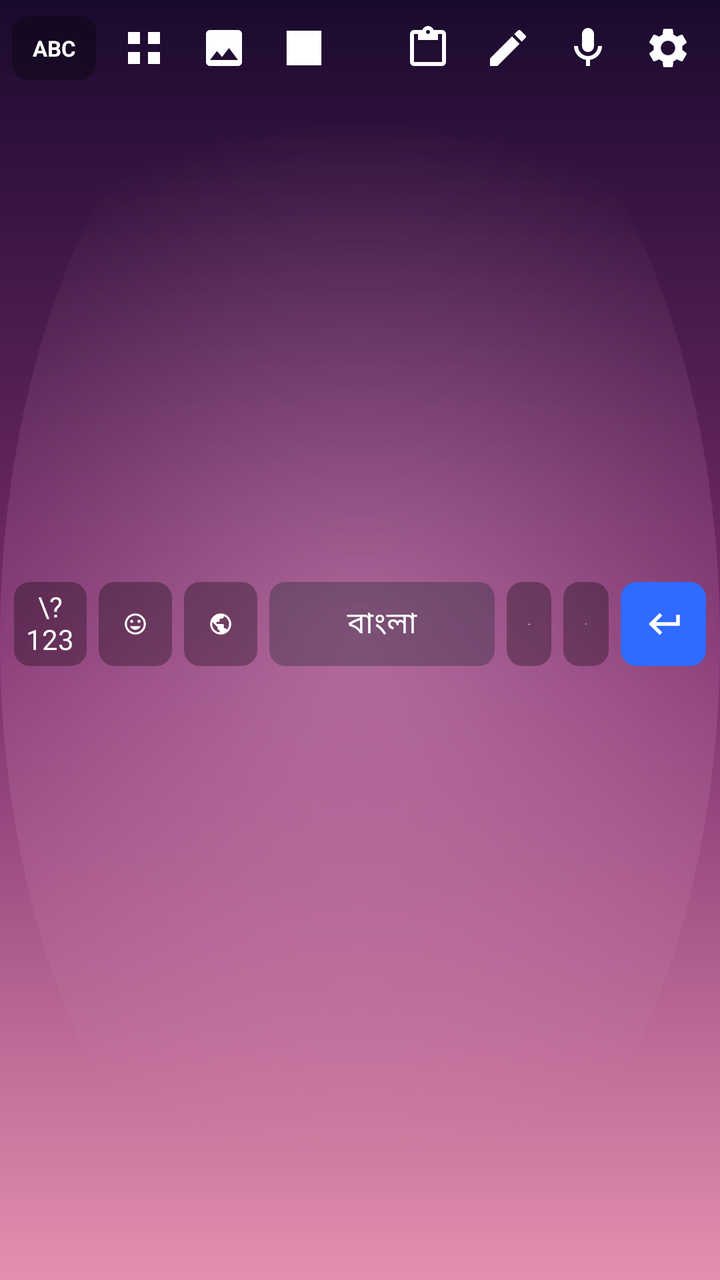
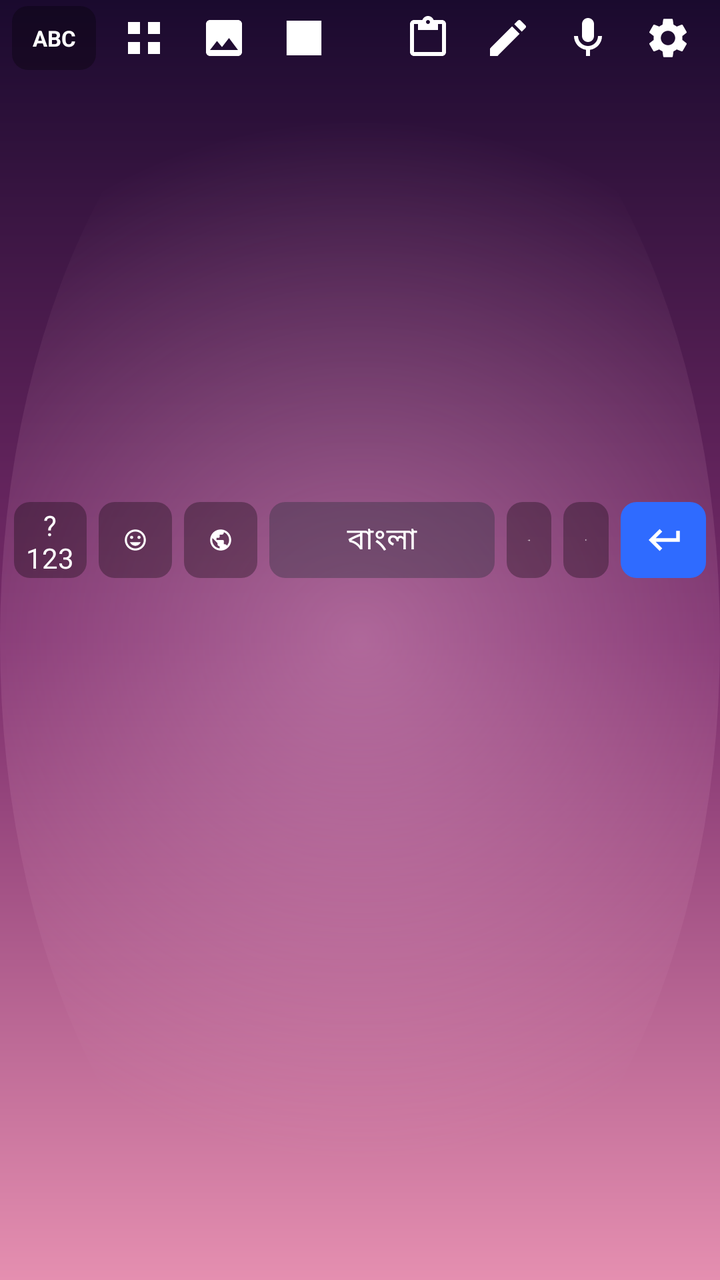

The first picture is an Android layout as it rendered before a commit; the second is the same layout after the commit. The layout source and the unified diff follow.
<!-- AndroidManifest.xml: application theme Theme.BanglaKeyboard -->
<!-- res/layout/keyboard_view.xml -->
<?xml version="1.0" encoding="utf-8"?>
<LinearLayout xmlns:android="http://schemas.android.com/apk/res/android"
    android:id="@+id/keyboardRoot"
    android:layout_width="match_parent"
    android:layout_height="wrap_content"
    android:orientation="vertical"
    android:background="@drawable/keyboard_background"
    android:paddingBottom="6dp">

    
    <LinearLayout
        android:layout_width="match_parent"
        android:layout_height="48dp"
        android:orientation="horizontal"
        android:paddingHorizontal="6dp"
        android:paddingVertical="4dp"
        android:gravity="center_vertical">

        
        <TextView
            android:id="@+id/btnBanglaAbc"
            android:layout_width="42dp"
            android:layout_height="32dp"
            android:layout_marginEnd="4dp"
            android:background="@drawable/key_background_special"
            android:gravity="center"
            android:text="ABC"
            android:textColor="@color/white"
            android:textSize="11sp"
            android:textStyle="bold"
            android:contentDescription="Bangla ABC toggle" />

        <ImageView
            android:id="@+id/btnGrid"
            style="@style/TopBarIcon"
            android:src="@drawable/ic_grid"
            android:contentDescription="Grid" />

        <ImageView
            android:id="@+id/btnImage"
            style="@style/TopBarIcon"
            android:src="@drawable/ic_image"
            android:contentDescription="Image" />

        <ImageView
            android:id="@+id/btnGif"
            style="@style/TopBarIcon"
            android:src="@drawable/ic_gif"
            android:contentDescription="Gif" />

        <View
            android:layout_width="0dp"
            android:layout_height="1dp"
            android:layout_weight="1" />

        <ImageView
            android:id="@+id/btnClipboard"
            style="@style/TopBarIcon"
            android:src="@drawable/ic_clipboard"
            android:contentDescription="Clipboard" />

        <ImageView
            android:id="@+id/btnHandwriting"
            style="@style/TopBarIcon"
            android:src="@drawable/ic_handwriting"
            android:contentDescription="Handwriting" />

        <ImageView
            android:id="@+id/btnMic"
            style="@style/TopBarIcon"
            android:src="@drawable/ic_mic"
            android:contentDescription="Mic" />

        <ImageView
            android:id="@+id/btnSettings"
            style="@style/TopBarIcon"
            android:src="@drawable/ic_settings"
            android:contentDescription="Settings" />

    </LinearLayout>

    
    <LinearLayout
        android:id="@+id/row1"
        android:layout_width="match_parent"
        android:layout_height="48dp"
        android:orientation="horizontal"
        android:paddingHorizontal="4dp" />

    <LinearLayout
        android:id="@+id/row2"
        android:layout_width="match_parent"
        android:layout_height="48dp"
        android:orientation="horizontal"
        android:paddingHorizontal="4dp" />

    <LinearLayout
        android:id="@+id/row3"
        android:layout_width="match_parent"
        android:layout_height="48dp"
        android:orientation="horizontal"
        android:paddingHorizontal="4dp" />

    <LinearLayout
        android:id="@+id/row4"
        android:layout_width="match_parent"
        android:layout_height="48dp"
        android:orientation="horizontal"
        android:paddingHorizontal="4dp" />

    <LinearLayout
        android:id="@+id/row5"
        android:layout_width="match_parent"
        android:layout_height="48dp"
        android:orientation="horizontal"
        android:paddingHorizontal="4dp" />

    
    <LinearLayout
        android:id="@+id/rowBottom"
        android:layout_width="match_parent"
        android:layout_height="48dp"
        android:orientation="horizontal"
        android:paddingHorizontal="4dp">

        <TextView
            android:id="@+id/btn123"
            style="@style/KeyboardFunctionKey"
            android:text="\?123" />

        <ImageView
            android:id="@+id/btnEmoji"
            style="@style/KeyboardFunctionKey"
            android:src="@drawable/ic_emoji"
            android:scaleType="centerInside"
            android:padding="12dp" />

        <ImageView
            android:id="@+id/btnGlobe"
            style="@style/KeyboardFunctionKey"
            android:src="@drawable/ic_globe"
            android:scaleType="centerInside"
            android:padding="12dp" />

        <TextView
            android:id="@+id/btnSpace"
            android:layout_width="0dp"
            android:layout_height="match_parent"
            android:layout_weight="4"
            android:layout_margin="3dp"
            android:background="@drawable/key_background"
            android:text="@string/space_key"
            android:textColor="@color/key_text"
            android:textSize="15sp"
            android:gravity="center" />

        <ImageView
            android:id="@+id/btnArrowLeft"
            style="@style/KeyboardFunctionKey"
            android:layout_weight="0.8"
            android:src="@drawable/ic_arrow_left"
            android:scaleType="centerInside"
            android:padding="12dp" />

        <ImageView
            android:id="@+id/btnArrowRight"
            style="@style/KeyboardFunctionKey"
            android:layout_weight="0.8"
            android:src="@drawable/ic_arrow_right"
            android:scaleType="centerInside"
            android:padding="12dp" />

        <FrameLayout
            android:id="@+id/btnEnter"
            android:layout_width="0dp"
            android:layout_height="match_parent"
            android:layout_weight="1.5"
            android:layout_margin="3dp"
            android:background="@drawable/enter_key_background">

            <ImageView
                android:layout_width="22dp"
                android:layout_height="22dp"
                android:layout_gravity="center"
                android:src="@drawable/ic_enter" />
        </FrameLayout>

    </LinearLayout>

</LinearLayout>
<!-- resources referenced by this layout -->
<resources>
  <color name="key_text">#FFFFFFFF</color>
  <color name="white">#FFFFFFFF</color>
  <!-- drawable ic_arrow_left (drawable) -->
  <vector xmlns:android="http://schemas.android.com/apk/res/android"
      android:width="24dp" android:height="24dp" android:viewportWidth="24" android:viewportHeight="24">
      <path android:fillColor="#FFFFFFFF" android:pathData="M20,11H7.83l5.59,-5.59L12,4l-8,8l8,8l1.41,-1.41L7.83,13H20V11z"/>
  </vector>
  <!-- drawable ic_arrow_right (drawable) -->
  <vector xmlns:android="http://schemas.android.com/apk/res/android"
      android:width="24dp" android:height="24dp" android:viewportWidth="24" android:viewportHeight="24">
      <path android:fillColor="#FFFFFFFF" android:pathData="M4,11h12.17l-5.59,-5.59L12,4l8,8l-8,8l-1.41,-1.41L16.17,13H4V11z"/>
  </vector>
  <!-- drawable ic_enter (drawable) -->
  <vector xmlns:android="http://schemas.android.com/apk/res/android"
      android:width="24dp" android:height="24dp" android:viewportWidth="24" android:viewportHeight="24">
      <path android:fillColor="#FFFFFFFF" android:pathData="M19,7v4H7.83l3.58,-3.59L10,6l-6,6l6,6l1.41,-1.41L7.83,13H21V7z"/>
  </vector>
  <!-- drawable ic_grid (drawable) -->
  <vector xmlns:android="http://schemas.android.com/apk/res/android"
      android:width="24dp" android:height="24dp" android:viewportWidth="24" android:viewportHeight="24">
      <path android:fillColor="#FFFFFFFF" android:pathData="M4,4h6v6H4V4zM14,4h6v6h-6V4zM4,14h6v6H4v-6zM14,14h6v6h-6v-6z"/>
  </vector>
  <string name="space_key">বাংলা</string>
  <style name="Theme.BanglaKeyboard" parent="Theme.MaterialComponents.DayNight.NoActionBar">
          <item name="colorPrimary">@color/enter_blue</item>
          <item name="colorPrimaryDark">@color/nebula_top</item>
          <item name="android:windowBackground">@color/nebula_top</item>
      </style>
  <!-- drawable enter_key_shape_pressed (drawable) -->
  <?xml version="1.0" encoding="utf-8"?>
  <shape xmlns:android="http://schemas.android.com/apk/res/android" android:shape="rectangle">
      <solid android:color="@color/enter_blue_pressed" />
      <corners android:radius="8dp" />
  </shape>
  <!-- drawable enter_key_shape (drawable) -->
  <?xml version="1.0" encoding="utf-8"?>
  <shape xmlns:android="http://schemas.android.com/apk/res/android" android:shape="rectangle">
      <solid android:color="@color/enter_blue" />
      <corners android:radius="8dp" />
  </shape>
  <color name="key_bg_pressed">#99555560</color>
  <!-- drawable key_background_shape_pressed (drawable) -->
  <?xml version="1.0" encoding="utf-8"?>
  <shape xmlns:android="http://schemas.android.com/apk/res/android" android:shape="rectangle">
      <solid android:color="@color/key_bg_pressed" />
      <corners android:radius="8dp" />
  </shape>
  <!-- drawable key_background_shape (drawable) -->
  <?xml version="1.0" encoding="utf-8"?>
  <shape xmlns:android="http://schemas.android.com/apk/res/android" android:shape="rectangle">
      <solid android:color="@color/key_bg" />
      <corners android:radius="8dp" />
  </shape>
  <!-- drawable key_special_shape (drawable) -->
  <?xml version="1.0" encoding="utf-8"?>
  <shape xmlns:android="http://schemas.android.com/apk/res/android" android:shape="rectangle">
      <solid android:color="@color/key_special_bg" />
      <corners android:radius="8dp" />
  </shape>
  <!-- drawable top_bar_icon_background (drawable) -->
  <?xml version="1.0" encoding="utf-8"?>
  <ripple xmlns:android="http://schemas.android.com/apk/res/android"
      android:color="@color/key_bg_pressed">
      <item android:id="@android:id/mask">
          <shape android:shape="oval">
              <solid android:color="@color/white" />
          </shape>
      </item>
  </ripple>
  <color name="top_bar_icon">#FFFFFFFF</color>
  <color name="enter_blue">#2F6BFF</color>
  <color name="nebula_top">#2B0B3A</color>
  <color name="enter_blue_pressed">#4C82FF</color>
  <color name="key_bg">#66303040</color>
  <color name="key_special_bg">#4D000000</color>
</resources>

<!-- the commit's change to res/layout/keyboard_view.xml (unified diff, before → after) -->
@@ -10,10 +10,10 @@
     
     <LinearLayout
         android:layout_width="match_parent"
-        android:layout_height="48dp"
+        android:layout_height="38dp"
         android:orientation="horizontal"
         android:paddingHorizontal="6dp"
-        android:paddingVertical="4dp"
+        android:paddingVertical="2dp"
         android:gravity="center_vertical">
 
         
@@ -83,35 +83,35 @@
     <LinearLayout
         android:id="@+id/row1"
         android:layout_width="match_parent"
-        android:layout_height="48dp"
+        android:layout_height="42dp"
         android:orientation="horizontal"
         android:paddingHorizontal="4dp" />
 
     <LinearLayout
         android:id="@+id/row2"
         android:layout_width="match_parent"
-        android:layout_height="48dp"
+        android:layout_height="42dp"
         android:orientation="horizontal"
         android:paddingHorizontal="4dp" />
 
     <LinearLayout
         android:id="@+id/row3"
         android:layout_width="match_parent"
-        android:layout_height="48dp"
+        android:layout_height="42dp"
         android:orientation="horizontal"
         android:paddingHorizontal="4dp" />
 
     <LinearLayout
         android:id="@+id/row4"
         android:layout_width="match_parent"
-        android:layout_height="48dp"
+        android:layout_height="42dp"
         android:orientation="horizontal"
         android:paddingHorizontal="4dp" />
 
     <LinearLayout
         android:id="@+id/row5"
         android:layout_width="match_parent"
-        android:layout_height="48dp"
+        android:layout_height="42dp"
         android:orientation="horizontal"
         android:paddingHorizontal="4dp" />
 
@@ -119,14 +119,14 @@
     <LinearLayout
         android:id="@+id/rowBottom"
         android:layout_width="match_parent"
-        android:layout_height="48dp"
+        android:layout_height="44dp"
         android:orientation="horizontal"
         android:paddingHorizontal="4dp">
 
         <TextView
             android:id="@+id/btn123"
             style="@style/KeyboardFunctionKey"
-            android:text="\?123" />
+            android:text="?123" />
 
         <ImageView
             android:id="@+id/btnEmoji"
